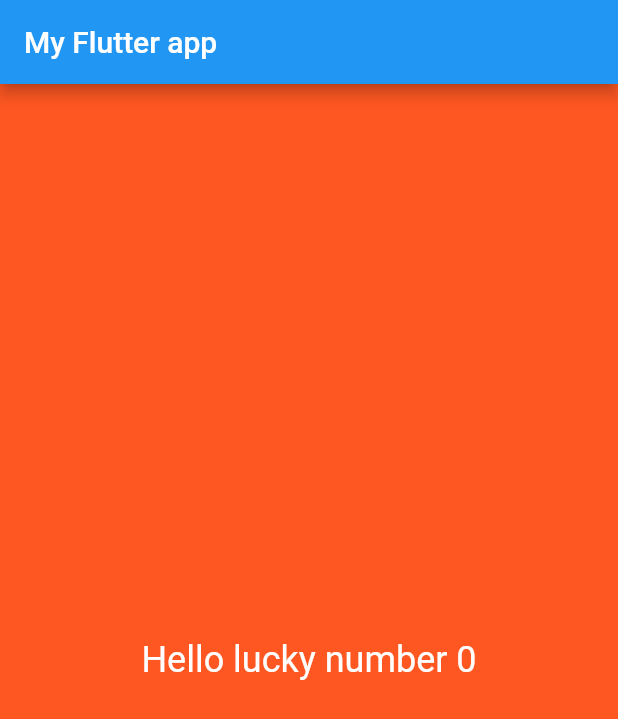
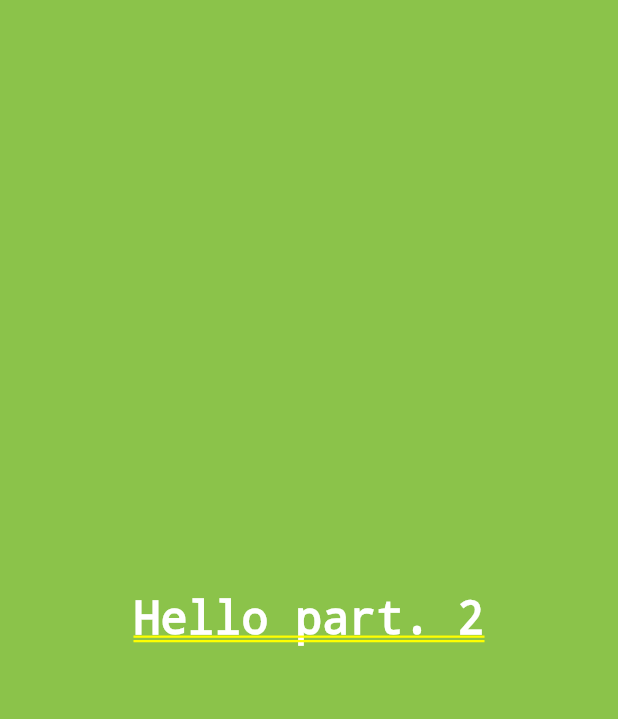
Before and after one commit to ralphZero/flutter_app, a Flutter app: the screen it shows after launch, on a phone screen of 412 x 824 dp. Shown: the top 719 px of the screen. Run offline on Flutter 3.47's test engine with Material 2 defaults, Android fonts, the phone set to English and light mode, and no system bars.

```diff
--- a/lib/app_screens/first_screen.dart
+++ /dev/null
@@ -1,27 +0,0 @@
-import 'dart:math';
-
-import 'package:flutter/material.dart';
-
-class FirstScreen extends StatelessWidget{
-
-  @override
-  Widget build(BuildContext context) {
-    return Material(
-      color: Colors.deepOrange,
-      child: Center(
-        child: Text(
-            "Hello lucky number ${generateLuckyNumber()}",
-            textDirection: TextDirection.ltr,
-            style: TextStyle(color: Colors.white, fontSize: 24.0)
-        ),
-      ),
-    );
-  }
-
-  int generateLuckyNumber(){
-    var random = Random();
-    int luckyNumber = random.nextInt(10);
-    return luckyNumber;
-  }
-
-}
--- /dev/null
+++ b/lib/app_screens/home.dart
@@ -0,0 +1,28 @@
+import 'package:flutter/cupertino.dart';
+import 'package:flutter/material.dart';
+
+class Home extends StatelessWidget{
+  @override
+  Widget build(BuildContext context) {
+    return Center(
+      child: Container(
+        alignment: Alignment.center,
+        color: Colors.lightGreen,
+        //width: 200.0,
+        //height: 100.0,
+        //margin: EdgeInsets.all(10.0),
+        child: Text(
+          "Hello part. 2",
+          textDirection: TextDirection.ltr,
+          style: TextStyle(
+              color: Colors.white,
+              fontSize: 30.0
+          ),
+        ),
+      ),
+    );
+
+
+  }
+
+}
--- a/lib/main.dart
+++ b/lib/main.dart
@@ -1,23 +1,12 @@
 import 'package:flutter/material.dart';
-import 'package:flutter_app/app_screens/first_screen.dart';
 
-void main() => runApp(MyFlutterApp());
+import 'app_screens/home.dart';
 
-class MyFlutterApp extends StatelessWidget{
-
-  @override
-  Widget build(BuildContext context) {
-    return MaterialApp(
-        debugShowCheckedModeBanner: false,
-        title: "My Flutter App",
-        home:
-        Scaffold(
-          appBar: AppBar(
-            title: Text("My Flutter app"),
-          ),
-          body: FirstScreen()
-        )
-    );
-  }
-
+void main(){
+  runApp(
+    MaterialApp(
+      title: "Exploring Flutter widgets",
+      home: Home(),
+    )
+  );
 }
```
